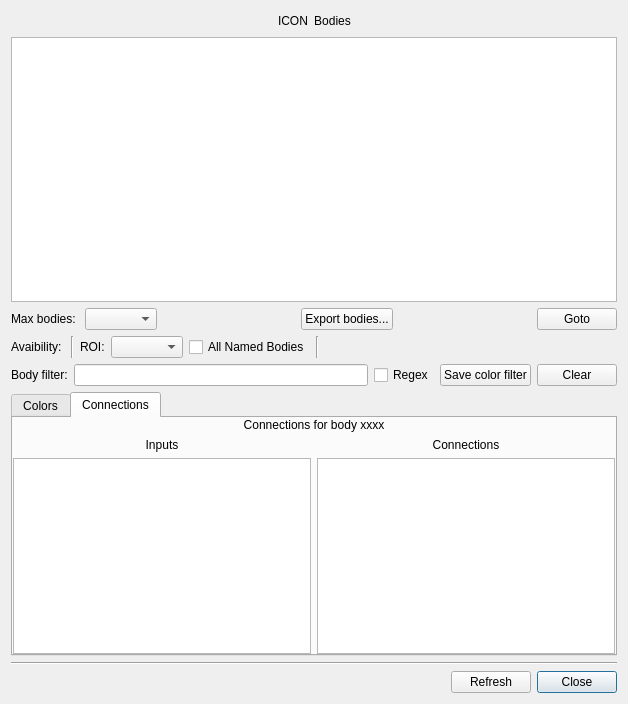
Old version of the form neurolabi/gui/dialogs/flyembodyinfodialog.ui in the repository janelia-flyem/NeuTu.
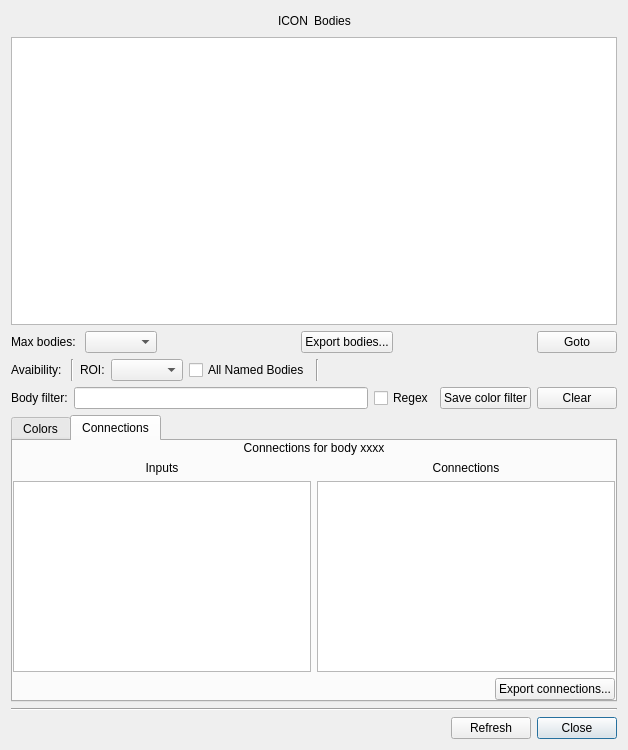
New version of the form.

Commit message: moved button for export connections for lower sequencer table

```diff
--- a/neurolabi/gui/dialogs/flyembodyinfodialog.ui
+++ b/neurolabi/gui/dialogs/flyembodyinfodialog.ui
@@ -7,7 +7,7 @@
     <x>0</x>
     <y>0</y>
     <width>628</width>
-    <height>704</height>
+    <height>750</height>
    </rect>
   </property>
   <property name="windowTitle">
@@ -311,13 +311,6 @@
          <property name="bottomMargin">
           <number>0</number>
          </property>
-         <item>
-          <widget class="QPushButton" name="exportConnectionsButton">
-           <property name="text">
-            <string>Export connections...</string>
-           </property>
-          </widget>
-         </item>
          <item>
           <spacer name="horizontalSpacer_4">
            <property name="orientation">
@@ -367,7 +360,7 @@
       <attribute name="title">
        <string>Connections</string>
       </attribute>
-      <layout class="QVBoxLayout" name="verticalLayout_3" stretch="0,0">
+      <layout class="QVBoxLayout" name="verticalLayout_3" stretch="0,0,0">
        <property name="leftMargin">
         <number>0</number>
        </property>
@@ -457,6 +450,33 @@
          </item>
         </layout>
        </item>
+       <item>
+        <layout class="QHBoxLayout" name="horizontalLayout_8">
+         <property name="topMargin">
+          <number>0</number>
+         </property>
+         <item>
+          <spacer name="horizontalSpacer_8">
+           <property name="orientation">
+            <enum>Qt::Horizontal</enum>
+           </property>
+           <property name="sizeHint" stdset="0">
+            <size>
+             <width>40</width>
+             <height>20</height>
+            </size>
+           </property>
+          </spacer>
+         </item>
+         <item>
+          <widget class="QPushButton" name="exportConnectionsButton">
+           <property name="text">
+            <string>Export connections...</string>
+           </property>
+          </widget>
+         </item>
+        </layout>
+       </item>
       </layout>
      </widget>
     </widget>
```
